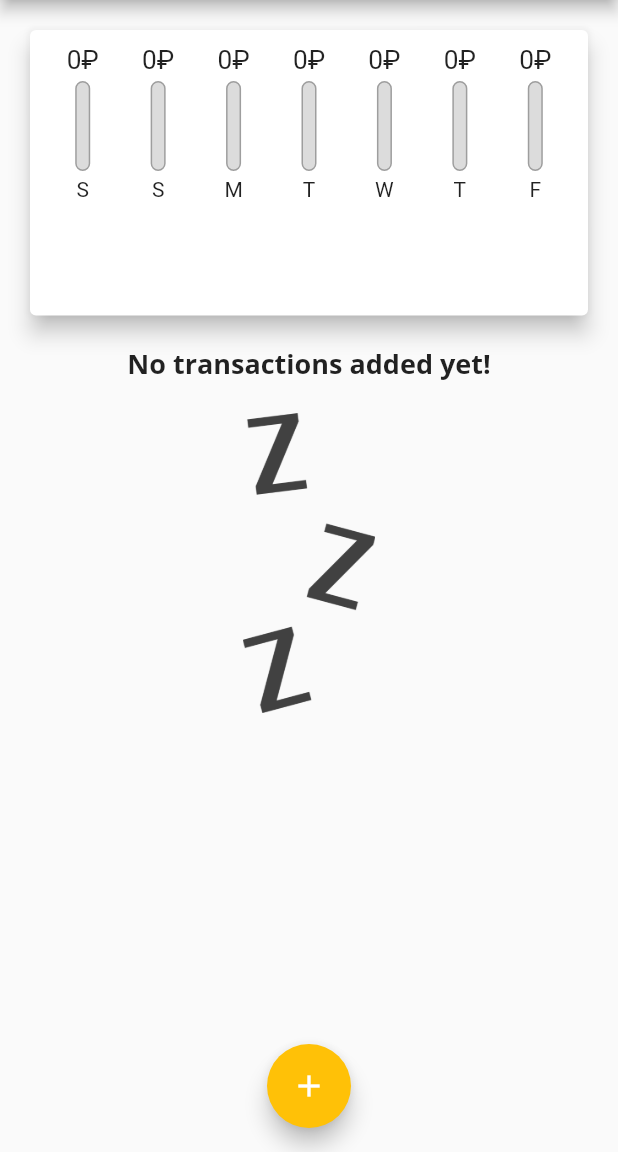
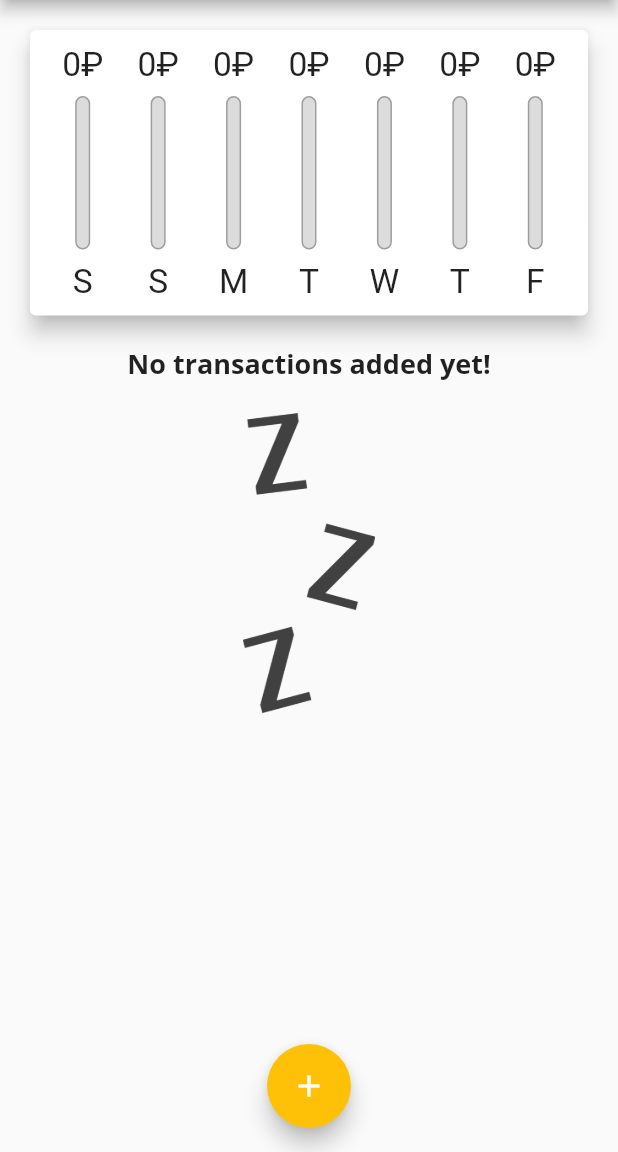
Before and after one commit to psokolnikov/personal_expenses_app, a Flutter app: the screen it shows after launch, on a phone screen of 412 x 824 dp, the part 84-1236 px from its top. Run offline on Flutter 3.47's test engine with Material 2 defaults, Android fonts, the phone set to English and light mode, and no system bars.

Commit message:
Make chart_bar flexible

```diff
--- a/lib/widgets/chart.dart
+++ b/lib/widgets/chart.dart
@@ -50,15 +50,12 @@ class Chart extends StatelessWidget {
         child: Row(
           mainAxisAlignment: MainAxisAlignment.spaceAround,
           children: groupedTransactionValues.map((data) {
-            return Flexible(
-              fit: FlexFit.tight,
-              child: ChartBar(
-                  data['day'] as String,
-                  data['amount'] as double,
-                  totalSpending == 0.0
-                      ? 0.0
-                      : (data['amount'] as double) / totalSpending),
-            );
+            return ChartBar(
+                data['day'] as String,
+                data['amount'] as double,
+                totalSpending == 0.0
+                    ? 0.0
+                    : (data['amount'] as double) / totalSpending);
           }).toList(),
         ),
       ),
--- a/lib/widgets/chart_bar.dart
+++ b/lib/widgets/chart_bar.dart
@@ -9,19 +9,20 @@ class ChartBar extends StatelessWidget {
 
   @override
   Widget build(BuildContext context) {
+    return LayoutBuilder(builder: (ctx, constraints) {
       return Column(
         children: [
           Container(
-          height: 20,
+            height: constraints.maxHeight * 0.15,
             child: FittedBox(
               child: Text('${spendingAmount.toStringAsFixed(0)}₽'),
             ),
           ),
           SizedBox(
-          height: 4,
+            height: constraints.maxHeight * 0.05,
           ),
           Container(
-          height: 60,
+            height: constraints.maxHeight * 0.6,
             width: 10,
             child: Stack(
               alignment: Alignment.bottomCenter,
@@ -47,10 +48,14 @@ class ChartBar extends StatelessWidget {
             ),
           ),
           SizedBox(
-          height: 4,
+            height: constraints.maxHeight * 0.05,
           ),
-        Text(label),
+          Container(
+            height: constraints.maxHeight * 0.15,
+            child: FittedBox(child: Text(label)),
+          ),
         ],
       );
+    });
   }
 }
```
Lines whose indentation alone changed are shown as unchanged.
